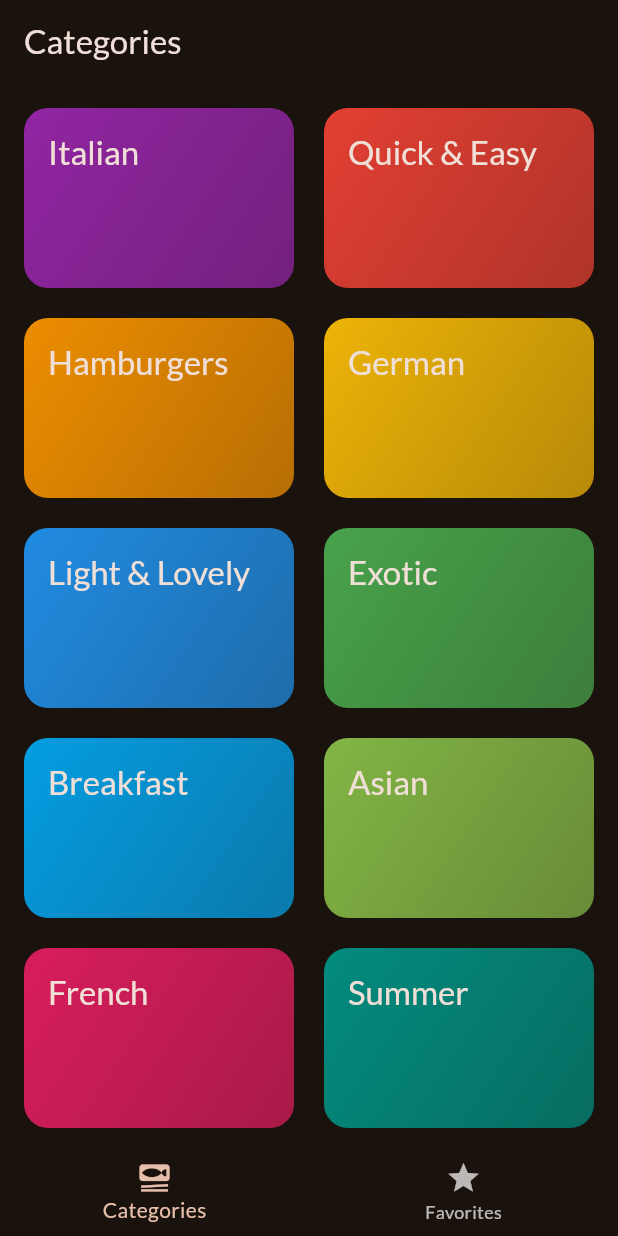
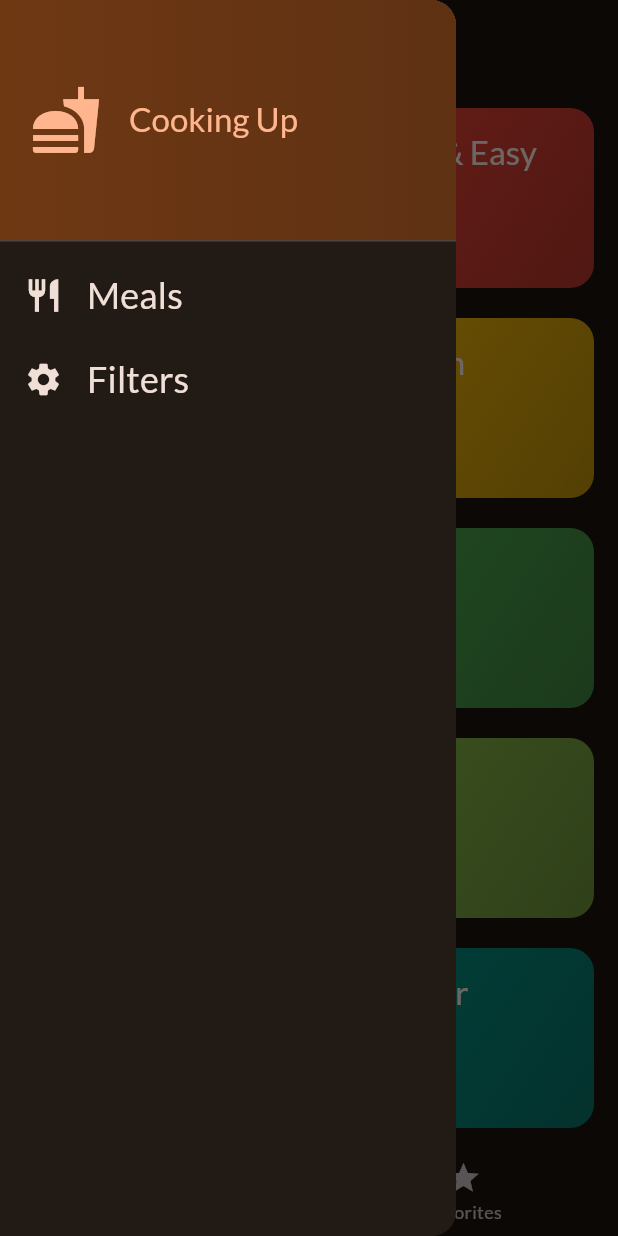
Before and after one commit to DeepanshuJain07/final_meals, a Flutter app: the screen it shows after launch, with the side drawer open (before the commit the screen has no drawer), on a phone screen of 412 x 824 dp. Run offline on Flutter 3.47's test engine with Material 3 defaults, Android fonts, the phone set to English and light mode, and no system bars; our stand-ins replace google_fonts, transparent_image.

Commit message:
TabsScreen is Updated and FiltersScreen and Main Drawer is added

```diff
--- /dev/null
+++ b/lib/widgets/main_drawer.dart
@@ -0,0 +1,83 @@
+import 'package:flutter/material.dart';
+
+class MainDrawer extends StatelessWidget {
+  const MainDrawer({super.key, required this.onSelectScreen});
+
+final void Function(String identifier) onSelectScreen;
+
+
+
+  @override
+  Widget build(BuildContext context) {
+    return Drawer(
+      child: Column(
+        children: [
+          DrawerHeader(
+            padding: EdgeInsets.all(20),
+            decoration: BoxDecoration(
+              gradient: LinearGradient(
+                colors: [
+                  Theme.of(context).colorScheme.primaryContainer,
+                  Theme.of(context).colorScheme.primaryContainer.withAlpha(200),
+                ],
+              ),
+            ),
+
+            child: Row(
+              children: [
+                Icon(
+                  Icons.fastfood,
+                  size: 48,
+                  color: Theme.of(context).colorScheme.primary,
+                ),
+                SizedBox(width: 18),
+                Text(
+                  'Cooking Up',
+                  style: Theme.of(context).textTheme.titleLarge!.copyWith(
+                    color: Theme.of(context).colorScheme.primary,
+                  ),
+                ),
+              ],
+            ),
+          ),
+
+          ListTile(
+            leading: Icon(
+              Icons.restaurant,
+              size: 26,
+              color: Theme.of(context).colorScheme.onSurface,
+            ),
+            title: Text(
+              'Meals',
+              style: Theme.of(context).textTheme.titleSmall!.copyWith(
+                color: Theme.of(context).colorScheme.onSurface,
+                fontSize: 24,
+              ),
+            ),
+            onTap: () {
+              onSelectScreen('meals');
+            },
+          ),
+
+          ListTile(
+            leading: Icon(
+              Icons.settings,
+              size: 26,
+              color: Theme.of(context).colorScheme.onSurface,
+            ),
+            title: Text(
+              'Filters',
+              style: Theme.of(context).textTheme.titleSmall!.copyWith(
+                color: Theme.of(context).colorScheme.onSurface,
+                fontSize: 24,
+              ),
+            ),
+            onTap: () {
+              onSelectScreen('filters');
+            },
+          ),
+        ],
+      ),
+    );
+  }
+}
```
Also changed, not shown: lib/screens/filters.dart (added, +49 -0 lines), lib/screens/tabs.dart (+25 -2 lines).
